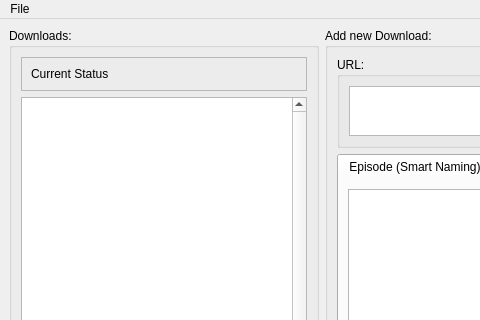
Old version of the form qt4-layout/gui.ui in the repository boon-code/mp-layer; both pictures show x 0 to 480 and y 0 to 320 of the 915 by 600 pixel window.
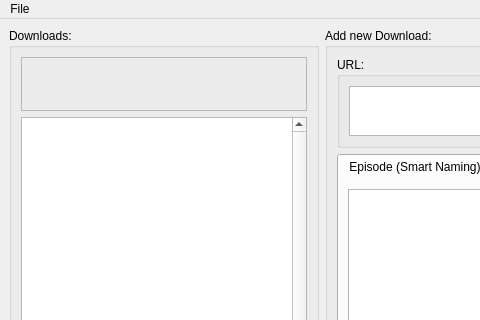
New version of the form. Custom widgets are drawn as their Qt base class.

The edit to the form file:
```diff
--- a/qt4-layout/gui.ui
+++ b/qt4-layout/gui.ui
@@ -54,7 +54,7 @@
              </size>
             </property>
             <property name="text">
-             <string>Current Status</string>
+             <string/>
             </property>
             <property name="alignment">
              <set>Qt::AlignLeading|Qt::AlignLeft|Qt::AlignTop</set>
@@ -67,6 +67,13 @@
             </property>
            </widget>
           </item>
+          <item>
+           <widget class="QLabel" name="labSize">
+            <property name="text">
+             <string/>
+            </property>
+           </widget>
+          </item>
          </layout>
         </widget>
        </item>
```
Left out of the diff: 2 changed lines with no effect on the pictures.
